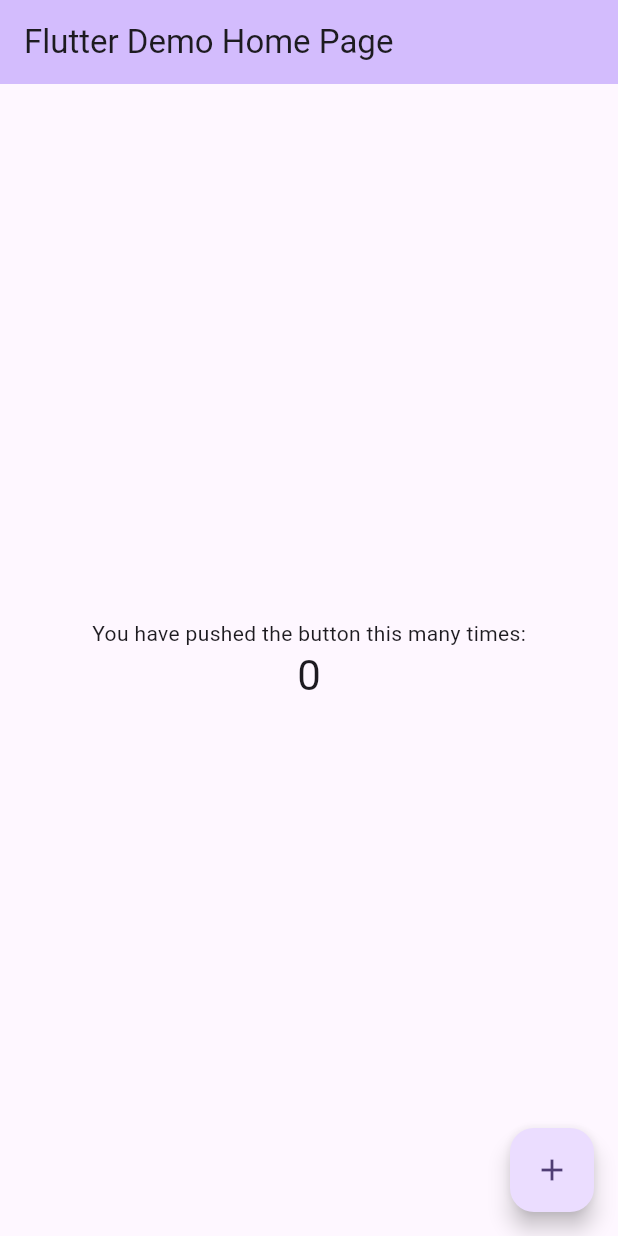
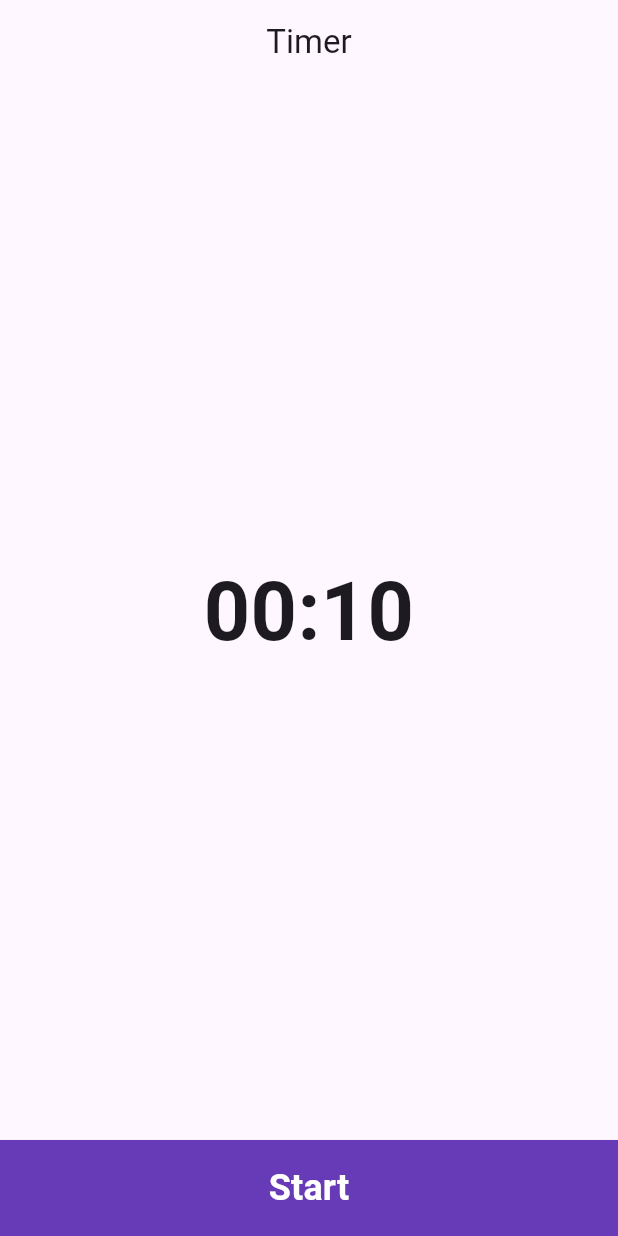
Before and after one commit to devhasanalhamed/tutorials, a Flutter app: the screen it shows after launch, on a phone screen of 412 x 824 dp. Run offline on Flutter 3.47's test engine with Material 3 defaults, Android fonts, the light colour scheme and no system bars.

Commit message:
Update main.dart

```diff
--- a/timer/lib/main.dart
+++ b/timer/lib/main.dart
@@ -1,3 +1,5 @@
+import 'dart:async';
+
 import 'package:flutter/material.dart';
 
 void main() {
@@ -11,112 +13,119 @@ class MyApp extends StatelessWidget {
   @override
   Widget build(BuildContext context) {
     return MaterialApp(
-      title: 'Flutter Demo',
+      title: 'Timer',
       theme: ThemeData(
-        // This is the theme of your application.
-        //
-        // TRY THIS: Try running your application with "flutter run". You'll see
-        // the application has a purple toolbar. Then, without quitting the app,
-        // try changing the seedColor in the colorScheme below to Colors.green
-        // and then invoke "hot reload" (save your changes or press the "hot
-        // reload" button in a Flutter-supported IDE, or press "r" if you used
-        // the command line to start the app).
-        //
-        // Notice that the counter didn't reset back to zero; the application
-        // state is not lost during the reload. To reset the state, use hot
-        // restart instead.
-        //
-        // This works for code too, not just values: Most code changes can be
-        // tested with just a hot reload.
         colorScheme: ColorScheme.fromSeed(seedColor: Colors.deepPurple),
       ),
-      home: const MyHomePage(title: 'Flutter Demo Home Page'),
+      home: const HomePage(),
     );
   }
 }
 
-class MyHomePage extends StatefulWidget {
-  const MyHomePage({super.key, required this.title});
-
-  // This widget is the home page of your application. It is stateful, meaning
-  // that it has a State object (defined below) that contains fields that affect
-  // how it looks.
-
-  // This class is the configuration for the state. It holds the values (in this
-  // case the title) provided by the parent (in this case the App widget) and
-  // used by the build method of the State. Fields in a Widget subclass are
-  // always marked "final".
-
-  final String title;
+class HomePage extends StatefulWidget {
+  const HomePage({super.key});
 
   @override
-  State<MyHomePage> createState() => _MyHomePageState();
+  HomePageState createState() => HomePageState();
 }
 
-class _MyHomePageState extends State<MyHomePage> {
-  int _counter = 0;
+const int t = 10; // seconds
 
-  void _incrementCounter() {
+class HomePageState extends State<HomePage> {
+  late Timer timer;
+  int counter = t;
+  bool _isActive = false;
+
+  void start() {
     setState(() {
-      // This call to setState tells the Flutter framework that something has
-      // changed in this State, which causes it to rerun the build method below
-      // so that the display can reflect the updated values. If we changed
-      // _counter without calling setState(), then the build method would not be
-      // called again, and so nothing would appear to happen.
-      _counter++;
+      _isActive = true;
+      setTimer();
+    });
+  }
+
+  void reset() {
+    if (_isActive) {
+      timer.cancel();
+      setState(() {
+        _isActive = false;
+        counter = t;
+      });
+    }
+  }
+
+  void setTimer() {
+    setState(() {
+      _isActive = true;
+    });
+    timer = Timer.periodic(Duration(seconds: 1), (_) {
+      if (counter > 0) {
+        setState(() {
+          counter -= 1;
+        });
+      } else {
+        reset();
+      }
     });
   }
 
   @override
   Widget build(BuildContext context) {
-    // This method is rerun every time setState is called, for instance as done
-    // by the _incrementCounter method above.
-    //
-    // The Flutter framework has been optimized to make rerunning build methods
-    // fast, so that you can just rebuild anything that needs updating rather
-    // than having to individually change instances of widgets.
+    final minutes = '${counter ~/ 60}'.padLeft(2, '0');
+    final seconds = '${counter % 60}'.padLeft(2, '0');
+    final time = '$minutes:$seconds';
     return Scaffold(
-      appBar: AppBar(
-        // TRY THIS: Try changing the color here to a specific color (to
-        // Colors.amber, perhaps?) and trigger a hot reload to see the AppBar
-        // change color while the other colors stay the same.
-        backgroundColor: Theme.of(context).colorScheme.inversePrimary,
-        // Here we take the value from the MyHomePage object that was created by
-        // the App.build method, and use it to set our appbar title.
-        title: Text(widget.title),
+      appBar: AppBar(title: Text('Timer'), centerTitle: true),
+      body: Column(
+        crossAxisAlignment: CrossAxisAlignment.stretch,
+        children: [
+          Expanded(
+            child: Center(
+              child: Text(
+                time,
+                textAlign: TextAlign.center,
+                style: TextStyle(fontSize: 54.0, fontWeight: FontWeight.bold),
+              ),
+            ),
+          ),
+          if (!_isActive)
+            CustomElevatedButton(title: 'Start', onPressed: start),
+          if (_isActive)
+            CustomElevatedButton(
+              title: 'Reset',
+              onPressed: reset,
+              backgroundColor: Colors.amber,
+            ),
+        ],
       ),
-      body: Center(
-        // Center is a layout widget. It takes a single child and positions it
-        // in the middle of the parent.
-        child: Column(
-          // Column is also a layout widget. It takes a list of children and
-          // arranges them vertically. By default, it sizes itself to fit its
-          // children horizontally, and tries to be as tall as its parent.
-          //
-          // Column has various properties to control how it sizes itself and
-          // how it positions its children. Here we use mainAxisAlignment to
-          // center the children vertically; the main axis here is the vertical
-          // axis because Columns are vertical (the cross axis would be
-          // horizontal).
-          //
-          // TRY THIS: Invoke "debug painting" (choose the "Toggle Debug Paint"
-          // action in the IDE, or press "p" in the console), to see the
-          // wireframe for each widget.
-          mainAxisAlignment: MainAxisAlignment.center,
-          children: <Widget>[
-            const Text('You have pushed the button this many times:'),
-            Text(
-              '$_counter',
-              style: Theme.of(context).textTheme.headlineMedium,
-            ),
-          ],
-        ),
-      ),
-      floatingActionButton: FloatingActionButton(
-        onPressed: _incrementCounter,
-        tooltip: 'Increment',
-        child: const Icon(Icons.add),
-      ), // This trailing comma makes auto-formatting nicer for build methods.
     );
   }
 }
+
+class CustomElevatedButton extends StatelessWidget {
+  final String title;
+  final VoidCallback onPressed;
+  final Color backgroundColor;
+  const CustomElevatedButton({
+    super.key,
+    required this.title,
+    required this.onPressed,
+    this.backgroundColor = Colors.deepPurple,
+  });
+
+  @override
+  Widget build(BuildContext context) {
+    return ElevatedButton(
+      onPressed: onPressed,
+      style: ElevatedButton.styleFrom(
+        backgroundColor: backgroundColor,
+        foregroundColor: Colors.white,
+        fixedSize: Size.fromHeight(64.0),
+        shape: LinearBorder(),
+      ),
+      child: Text(
+        title,
+        style: TextStyle(fontWeight: FontWeight.bold, fontSize: 24.0),
+      ),
+    );
+  }
+}
```
